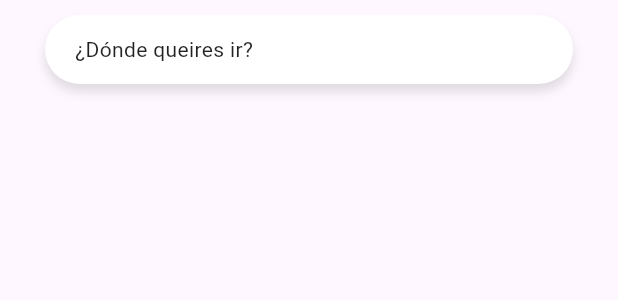
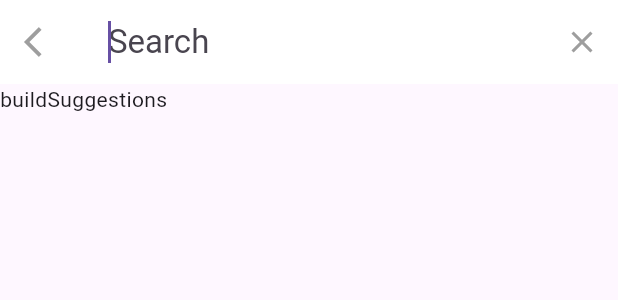
Before and after one commit to cristobalrodbar/rutas_app, a Flutter app: the SearchBarCustom widget shown alone on an empty page, opened directly, after a tap on "¿Dónde queires ir?", on a phone screen of 412 x 824 dp. Shown: the top 300 px of the screen. Run offline on Flutter 3.47's test engine with Material 3 defaults, Android fonts, the phone set to English and light mode, and no system bars; our stand-ins replace bloc, equatable, flutter_bloc, geolocator, google_maps_flutter, permission_handler.

Commit message:
229 searchdelegate ui

```diff
--- /dev/null
+++ b/lib/delegates/delegates.dart
@@ -0,0 +1 @@
+export 'package:maps_flutter/delegates/search_destination_delegate.dart';
--- /dev/null
+++ b/lib/delegates/search_destination_delegate.dart
@@ -0,0 +1,33 @@
+import 'package:flutter/material.dart';
+
+class SearchDestinationDelegate extends SearchDelegate {
+  @override
+  List<Widget>? buildActions(BuildContext context) {
+    return [
+      IconButton(
+          onPressed: () {
+            query = '';
+          },
+          icon: const Icon(Icons.clear))
+    ];
+  }
+
+  @override
+  Widget? buildLeading(BuildContext context) {
+    return IconButton(
+        onPressed: () {
+          close(context, null);
+        },
+        icon: const Icon(Icons.arrow_back_ios));
+  }
+
+  @override
+  Widget buildResults(BuildContext context) {
+    return const Text('buildResults');
+  }
+
+  @override
+  Widget buildSuggestions(BuildContext context) {
+    return const Text('buildSuggestions');
+  }
+}
--- a/lib/widgets/searchbar.dart
+++ b/lib/widgets/searchbar.dart
@@ -1,4 +1,5 @@
 import 'package:flutter/material.dart';
+import 'package:maps_flutter/delegates/delegates.dart';
 
 class SearchBarCustom extends StatelessWidget {
   const SearchBarCustom({super.key});
@@ -13,6 +14,7 @@ class SearchBarCustom extends StatelessWidget {
         child: GestureDetector(
           onTap: () {
             print('ontap');
+            showSearch(context: context, delegate: SearchDestinationDelegate());
           },
           child: Container(
             padding: const EdgeInsets.symmetric(horizontal: 20, vertical: 13),
```
